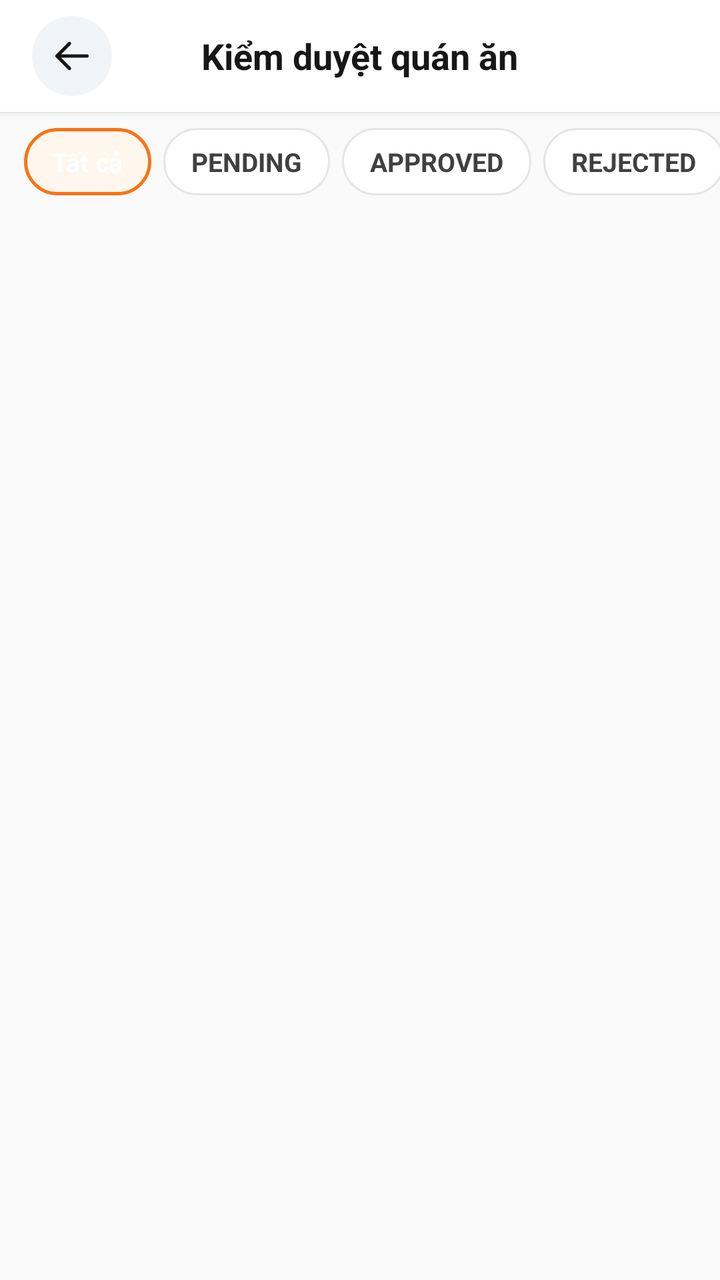
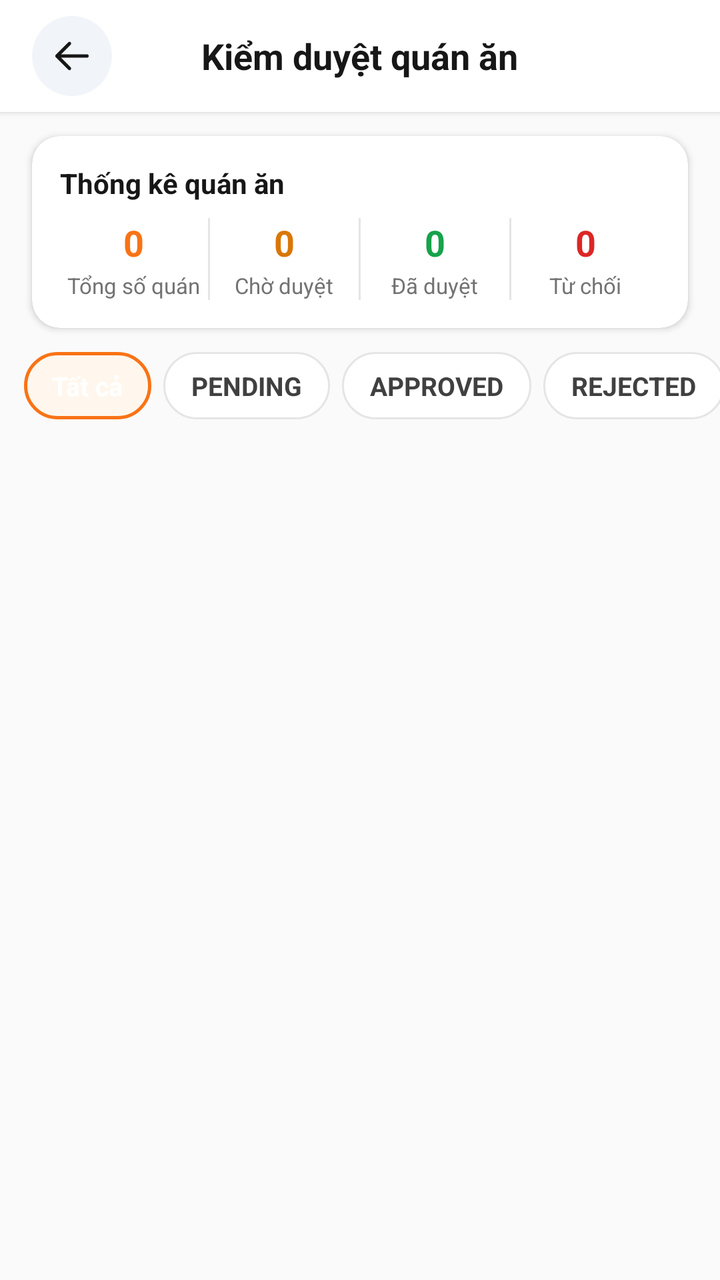

Two renders of the same Android screen: before a commit and after it. Below are the layout's source before the change and the commit's diff.
<!-- AndroidManifest.xml: application theme Theme.Unieats -->
<!-- res/layout/activity_manage_restaurant.xml -->
<?xml version="1.0" encoding="utf-8"?>
<LinearLayout xmlns:android="http://schemas.android.com/apk/res/android"
    xmlns:app="http://schemas.android.com/apk/res-auto"
    xmlns:tools="http://schemas.android.com/tools"
    android:id="@+id/main"
    android:layout_width="match_parent"
    android:layout_height="match_parent"
    android:background="@color/canvas"
    android:orientation="vertical"
    tools:context=".activities.profiles.ManageRestaurantActivity">

    
    <RelativeLayout
        android:layout_width="match_parent"
        android:layout_height="56dp"
        android:background="@color/neutral_0"
        android:elevation="2dp"
        android:paddingHorizontal="16dp">

        <ImageView
            android:id="@+id/tvBack"
            android:layout_width="40dp"
            android:layout_height="40dp"
            android:layout_alignParentStart="true"
            android:layout_centerVertical="true"
            android:background="@drawable/bg_circle_orange"
            android:backgroundTint="#F1F5F9"
            android:clickable="true"
            android:focusable="true"
            android:padding="10dp"
            android:src="@drawable/ic_arrow_left"
            app:tint="@color/neutral_900" />

        <TextView
            android:id="@+id/tvHeaderTitle"
            android:layout_width="wrap_content"
            android:layout_height="wrap_content"
            android:layout_centerInParent="true"
            android:text="Kiểm duyệt quán ăn"
            android:textColor="@color/neutral_900"
            android:textSize="18sp"
            android:textStyle="bold" />
    </RelativeLayout>

    
    <HorizontalScrollView
        android:layout_width="match_parent"
        android:layout_height="wrap_content"
        android:clipToPadding="false"
        android:paddingHorizontal="12dp"
        android:paddingVertical="8dp"
        android:scrollbars="none">

        <LinearLayout
            android:layout_width="wrap_content"
            android:layout_height="wrap_content"
            android:orientation="horizontal">

            <TextView
                android:id="@+id/chipAll"
                android:layout_width="wrap_content"
                android:layout_height="wrap_content"
                android:layout_marginEnd="6dp"
                android:background="@drawable/bg_chip_selected"
                android:clickable="true"
                android:focusable="true"
                android:paddingHorizontal="14dp"
                android:paddingVertical="8dp"
                android:text="Tất cả"
                android:textColor="@color/neutral_0"
                android:textSize="13sp"
                android:textStyle="bold" />

            <TextView
                android:id="@+id/chipPending"
                android:layout_width="wrap_content"
                android:layout_height="wrap_content"
                android:layout_marginEnd="6dp"
                android:background="@drawable/bg_chip_normal"
                android:clickable="true"
                android:focusable="true"
                android:paddingHorizontal="14dp"
                android:paddingVertical="8dp"
                android:text="PENDING"
                android:textColor="@color/neutral_700"
                android:textSize="13sp"
                android:textStyle="bold" />

            <TextView
                android:id="@+id/chipApproved"
                android:layout_width="wrap_content"
                android:layout_height="wrap_content"
                android:layout_marginEnd="6dp"
                android:background="@drawable/bg_chip_normal"
                android:clickable="true"
                android:focusable="true"
                android:paddingHorizontal="14dp"
                android:paddingVertical="8dp"
                android:text="APPROVED"
                android:textColor="@color/neutral_700"
                android:textSize="13sp"
                android:textStyle="bold" />

            <TextView
                android:id="@+id/chipRejected"
                android:layout_width="wrap_content"
                android:layout_height="wrap_content"
                android:layout_marginEnd="6dp"
                android:background="@drawable/bg_chip_normal"
                android:clickable="true"
                android:focusable="true"
                android:paddingHorizontal="14dp"
                android:paddingVertical="8dp"
                android:text="REJECTED"
                android:textColor="@color/neutral_700"
                android:textSize="13sp"
                android:textStyle="bold" />

            <TextView
                android:id="@+id/chipClosed"
                android:layout_width="wrap_content"
                android:layout_height="wrap_content"
                android:background="@drawable/bg_chip_normal"
                android:clickable="true"
                android:focusable="true"
                android:paddingHorizontal="14dp"
                android:paddingVertical="8dp"
                android:text="CLOSED"
                android:textColor="@color/neutral_700"
                android:textSize="13sp"
                android:textStyle="bold" />

        </LinearLayout>
    </HorizontalScrollView>

    <androidx.recyclerview.widget.RecyclerView
        android:id="@+id/rvManageRestaurants"
        android:layout_width="match_parent"
        android:layout_height="match_parent"
        android:clipToPadding="false"
        android:paddingVertical="6dp" />

</LinearLayout>
<!-- resources referenced by this layout -->
<resources>
  <color name="canvas">@color/neutral_50</color>
  <color name="neutral_0">#FFFFFF</color>
  <color name="neutral_700">#404040</color>
  <color name="neutral_900">#171717</color>
  <!-- drawable bg_chip_normal (drawable) -->
  <?xml version="1.0" encoding="utf-8"?>
  <shape xmlns:android="http://schemas.android.com/apk/res/android"
      android:shape="rectangle">
      <solid android:color="@color/neutral_0" />
      <stroke
          android:width="1dp"
          android:color="@color/neutral_200" />
      <corners android:radius="20dp" />
  </shape>
  <!-- drawable bg_chip_selected (drawable) -->
  <?xml version="1.0" encoding="utf-8"?>
  <shape xmlns:android="http://schemas.android.com/apk/res/android"
      android:shape="rectangle">
      <solid android:color="@color/orange_50" />
      <stroke
          android:width="1.5dp"
          android:color="@color/orange_500" />
      <corners android:radius="20dp" />
  </shape>
  <!-- drawable bg_circle_orange (drawable) -->
  <?xml version="1.0" encoding="utf-8"?>
  <shape xmlns:android="http://schemas.android.com/apk/res/android"
      android:shape="oval">
      <solid android:color="@color/orange_500" />
  </shape>
  <!-- drawable ic_arrow_left (drawable) -->
  <vector xmlns:android="http://schemas.android.com/apk/res/android"
      android:width="24dp"
      android:height="24dp"
      android:viewportWidth="24"
      android:viewportHeight="24">
      <path
          android:strokeColor="#0F172A"
          android:strokeWidth="2.0"
          android:strokeLineCap="round"
          android:strokeLineJoin="round"
          android:pathData="M 10.5 19.5 L 3 12 M 3 12 L 10.5 4.5 M 3 12 H 21" />
  </vector>
  <style name="Theme.Unieats" parent="Base.Theme.UniEats" />
  <color name="neutral_50">#FAFAFA</color>
  <color name="neutral_200">#E5E5E5</color>
  <color name="orange_50">#FFF7ED</color>
  <color name="orange_500">#F97316</color>
  <style name="Base.Theme.UniEats" parent="Theme.Material3.DayNight.NoActionBar">
          
      </style>
</resources>

<!-- the commit's change to res/layout/activity_manage_restaurant.xml (unified diff, before → after) -->
@@ -43,6 +43,157 @@
     </RelativeLayout>
 
     
+    <androidx.cardview.widget.CardView
+        android:layout_width="match_parent"
+        android:layout_height="wrap_content"
+        android:layout_marginHorizontal="16dp"
+        android:layout_marginTop="12dp"
+        android:layout_marginBottom="4dp"
+        app:cardBackgroundColor="@color/neutral_0"
+        app:cardCornerRadius="14dp"
+        app:cardElevation="2dp">
+
+        <LinearLayout
+            android:layout_width="match_parent"
+            android:layout_height="wrap_content"
+            android:orientation="vertical"
+            android:padding="14dp">
+
+            <TextView
+                android:layout_width="wrap_content"
+                android:layout_height="wrap_content"
+                android:text="Thống kê quán ăn"
+                android:textColor="@color/neutral_900"
+                android:textSize="14sp"
+                android:textStyle="bold" />
+
+            <LinearLayout
+                android:layout_width="match_parent"
+                android:layout_height="wrap_content"
+                android:layout_marginTop="8dp"
+                android:orientation="horizontal">
+
+                <LinearLayout
+                    android:layout_width="0dp"
+                    android:layout_height="wrap_content"
+                    android:layout_weight="1"
+                    android:gravity="center"
+                    android:orientation="vertical">
+
+                    <TextView
+                        android:id="@+id/tvTotalRestaurantsCount"
+                        android:layout_width="wrap_content"
+                        android:layout_height="wrap_content"
+                        android:text="0"
+                        android:textColor="@color/orange_500"
+                        android:textSize="18sp"
+                        android:textStyle="bold" />
+
+                    <TextView
+                        android:layout_width="wrap_content"
+                        android:layout_height="wrap_content"
+                        android:layout_marginTop="2dp"
+                        android:text="Tổng số quán"
+                        android:textColor="@color/neutral_500"
+                        android:textSize="11sp" />
+                </LinearLayout>
+
+                <View
+                    android:layout_width="1dp"
+                    android:layout_height="match_parent"
+                    android:background="@color/neutral_200" />
+
+                <LinearLayout
+                    android:layout_width="0dp"
+                    android:layout_height="wrap_content"
+                    android:layout_weight="1"
+                    android:gravity="center"
+                    android:orientation="vertical">
+
+                    <TextView
+                        android:id="@+id/tvPendingCount"
+                        android:layout_width="wrap_content"
+                        android:layout_height="wrap_content"
+                        android:text="0"
+                        android:textColor="#D97706"
+                        android:textSize="18sp"
+                        android:textStyle="bold" />
+
+                    <TextView
+                        android:layout_width="wrap_content"
+                        android:layout_height="wrap_content"
+                        android:layout_marginTop="2dp"
+                        android:text="Chờ duyệt"
+                        android:textColor="@color/neutral_500"
+                        android:textSize="11sp" />
+                </LinearLayout>
+
+                <View
+                    android:layout_width="1dp"
+                    android:layout_height="match_parent"
+                    android:background="@color/neutral_200" />
+
+                <LinearLayout
+                    android:layout_width="0dp"
+                    android:layout_height="wrap_content"
+                    android:layout_weight="1"
+                    android:gravity="center"
+                    android:orientation="vertical">
+
+                    <TextView
+                        android:id="@+id/tvApprovedCount"
+                        android:layout_width="wrap_content"
+                        android:layout_height="wrap_content"
+                        android:text="0"
+                        android:textColor="#16A34A"
+                        android:textSize="18sp"
+                        android:textStyle="bold" />
+
+                    <TextView
+                        android:layout_width="wrap_content"
+                        android:layout_height="wrap_content"
+                        android:layout_marginTop="2dp"
+                        android:text="Đã duyệt"
+                        android:textColor="@color/neutral_500"
+                        android:textSize="11sp" />
+                </LinearLayout>
+
+                <View
+                    android:layout_width="1dp"
+                    android:layout_height="match_parent"
+                    android:background="@color/neutral_200" />
+
+                <LinearLayout
+                    android:layout_width="0dp"
+                    android:layout_height="wrap_content"
+                    android:layout_weight="1"
+                    android:gravity="center"
+                    android:orientation="vertical">
+
+                    <TextView
+                        android:id="@+id/tvRejectedCount"
+                        android:layout_width="wrap_content"
+                        android:layout_height="wrap_content"
+                        android:text="0"
+                        android:textColor="#DC2626"
+                        android:textSize="18sp"
+                        android:textStyle="bold" />
+
+                    <TextView
+                        android:layout_width="wrap_content"
+                        android:layout_height="wrap_content"
+                        android:layout_marginTop="2dp"
+                        android:text="Từ chối"
+                        android:textColor="@color/neutral_500"
+                        android:textSize="11sp" />
+                </LinearLayout>
+
+            </LinearLayout>
+
+        </LinearLayout>
+    </androidx.cardview.widget.CardView>
+
+    
     <HorizontalScrollView
         android:layout_width="match_parent"
         android:layout_height="wrap_content"
<!-- resource entries referenced after the edit -->
@@ -46,6 +46,7 @@
   <style name="Theme.Unieats" parent="Base.Theme.UniEats" />
   <color name="neutral_50">#FAFAFA</color>
   <color name="neutral_200">#E5E5E5</color>
+  <color name="neutral_500">#737373</color>
   <color name="orange_50">#FFF7ED</color>
   <color name="orange_500">#F97316</color>
   <style name="Base.Theme.UniEats" parent="Theme.Material3.DayNight.NoActionBar">
